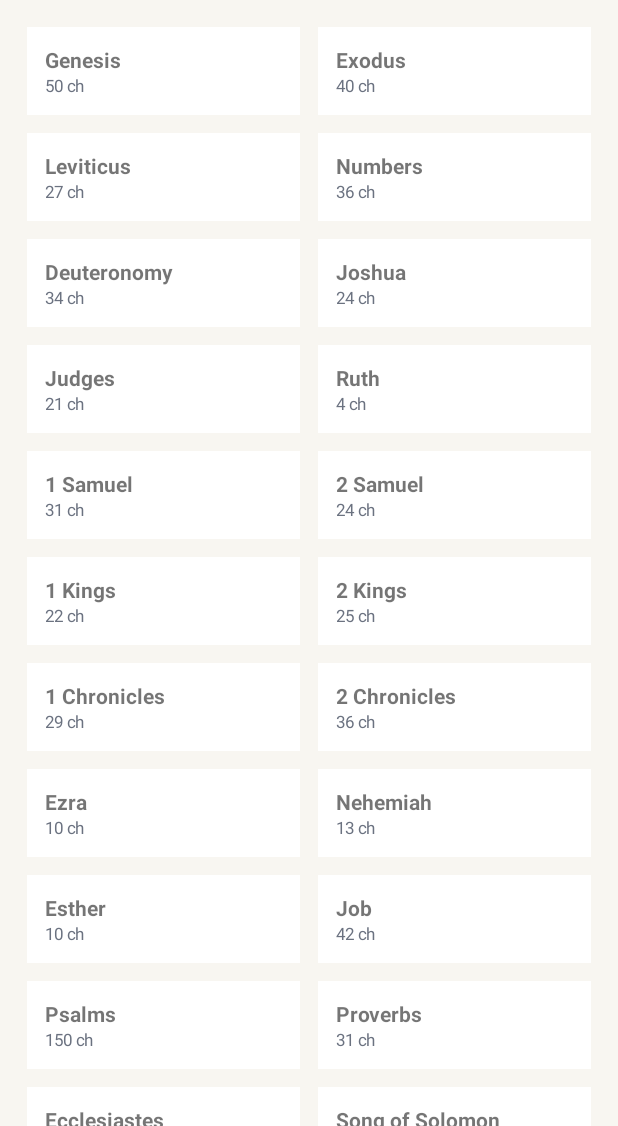
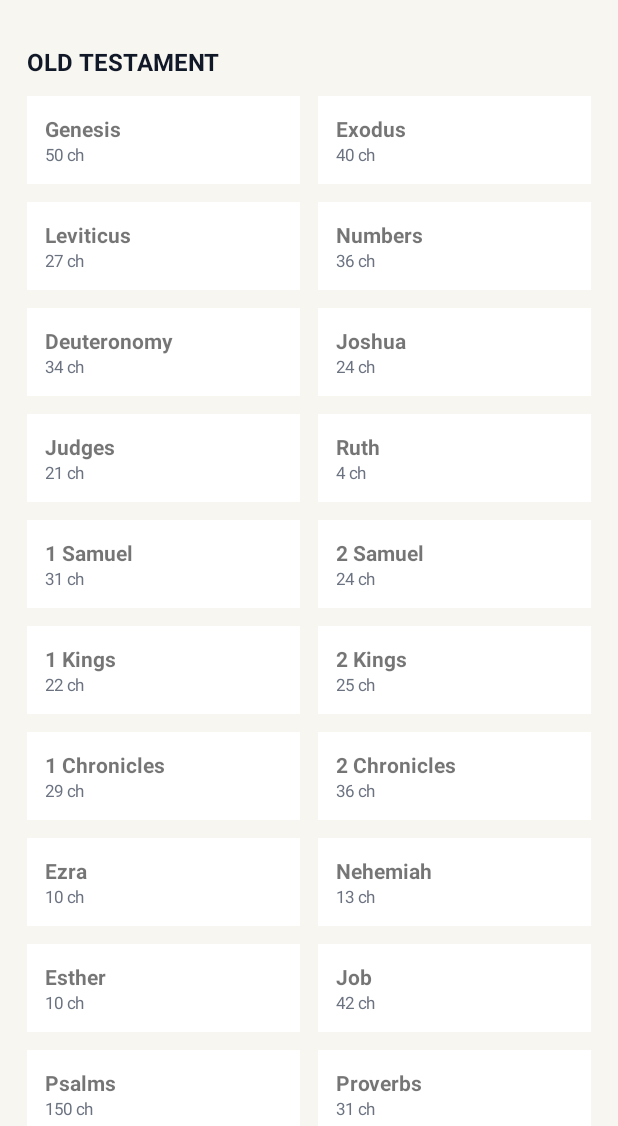
Before and after one commit to comfort-geek/New-Bible-Growth, an Android app: the screen it shows after launch (MainActivity), on a phone screen of 412 x 824 dp, the part 110-1236 px from its top. Run offline under Robolectric (Android 15) with nearby library versions, the light colour scheme and no system bars.

Commit message:
Update MainActivity.kt

```diff
--- a/app/src/main/java/com/bible/commentary/MainActivity.kt
+++ b/app/src/main/java/com/bible/commentary/MainActivity.kt
@@ -6,15 +6,16 @@ import android.util.TypedValue
 import android.view.GestureDetector
 import android.view.Gravity
 import android.view.MotionEvent
-import android.view.View
 import android.widget.*
 import androidx.appcompat.app.AppCompatActivity
-import androidx.core.content.ContextCompat
 import java.io.File
 import java.io.FileOutputStream
 import kotlin.math.abs
 
 class MainActivity : AppCompatActivity() {
+
+    private val otBooks = listOf("Genesis","Exodus","Leviticus","Numbers","Deuteronomy","Joshua","Judges","Ruth","1 Samuel","2 Samuel","1 Kings","2 Kings","1 Chronicles","2 Chronicles","Ezra","Nehemiah","Esther","Job","Psalms","Proverbs","Ecclesiastes","Song of Solomon","Isaiah","Jeremiah","Lamentations","Ezekiel","Daniel","Hosea","Joel","Amos","Obadiah","Jonah","Micah","Nahum","Habakkuk","Zephaniah","Haggai","Zechariah","Malachi")
+    private val ntBooks = listOf("Matthew","Mark","Luke","John","Acts","Romans","1 Corinthians","2 Corinthians","Galatians","Ephesians","Philippians","Colossians","1 Thessalonians","2 Thessalonians","1 Timothy","2 Timothy","Titus","Philemon","Hebrews","James","1 Peter","2 Peter","1 John","2 John","3 John","Jude","Revelation")
 
     private val bookCh = mapOf(
         "Genesis" to 50, "Exodus" to 40, "Leviticus" to 27, "Numbers" to 36, "Deuteronomy" to 34,
@@ -33,94 +34,45 @@ class MainActivity : AppCompatActivity() {
         "2 Peter" to 3, "1 John" to 5, "2 John" to 1, "3 John" to 1, "Jude" to 1, "Revelation" to 22
     )
 
-    private var curBook = "Genesis"
-    private var curChapter = 1
-    private var curChCount = 50
-    private var mode = 0
-
-    private lateinit var header: TextView
-    private lateinit var root: LinearLayout
-    private lateinit var scroll: ScrollView
-    private lateinit var dbFile: File
-    private lateinit var gestureDetector: GestureDetector
+    private var curBook = "Genesis"; private var curChapter = 1; private var curChCount = 50; private var mode = 0
+    private lateinit var header: TextView; private lateinit var root: LinearLayout; private lateinit var scroll: ScrollView
+    private lateinit var dbFile: File; private lateinit var gestureDetector: GestureDetector
 
     override fun onCreate(savedInstanceState: Bundle?) {
         super.onCreate(savedInstanceState)
-
-        root = LinearLayout(this).apply {
-            orientation = LinearLayout.VERTICAL
-            setBackgroundColor(0xFFF8F6F1.toInt())
-        }
-
-        val top = LinearLayout(this).apply {
-            orientation = LinearLayout.VERTICAL
-            setBackgroundColor(0xFF111827.toInt())
-            setPadding(dp(16), dp(28), dp(16), dp(16))
-        }
-        header = TextView(this).apply {
-            text = "Bible Commentary"
-            setTextColor(0xFFFFFFFF.toInt())
-            setTextSize(TypedValue.COMPLEX_UNIT_SP, 22f)
-            gravity = Gravity.CENTER
-            setTypeface(typeface, android.graphics.Typeface.BOLD)
-        }
+        root = LinearLayout(this).apply { orientation = LinearLayout.VERTICAL; setBackgroundColor(0xFFF8F6F1.toInt()) }
+        val top = LinearLayout(this).apply { orientation = LinearLayout.VERTICAL; setBackgroundColor(0xFF111827.toInt()); setPadding(dp(16), dp(28), dp(16), dp(16)) }
+        header = TextView(this).apply { text = "Bible Commentary"; setTextColor(0xFFFFFFFF.toInt()); setTextSize(TypedValue.COMPLEX_UNIT_SP, 22f); gravity = Gravity.CENTER; setTypeface(typeface, android.graphics.Typeface.BOLD) }
         top.addView(header)
-
         scroll = ScrollView(this)
-        val content = LinearLayout(this).apply {
-            orientation = LinearLayout.VERTICAL
-            setPadding(dp(12), dp(12), dp(12), dp(12))
-        }
+        val content = LinearLayout(this).apply { orientation = LinearLayout.VERTICAL; setPadding(dp(12), dp(12), dp(12), dp(12)) }
         scroll.addView(content)
-        root.addView(top)
-        root.addView(scroll)
-        setContentView(root)
+        root.addView(top); root.addView(scroll); setContentView(root)
 
         gestureDetector = GestureDetector(this, object : GestureDetector.SimpleOnGestureListener() {
             override fun onFling(e1: MotionEvent?, e2: MotionEvent, vx: Float, vy: Float): Boolean {
-                if (e1 == null) return false
-                val dx = e2.x - e1.x
-                if (abs(dx) > 100 && abs(vx) > 100) {
-                    if (dx < 0) nextChapter() else prevChapter()
-                    return true
-                }
+                if (e1 == null) return false; val dx = e2.x - e1.x
+                if (abs(dx) > 100 && abs(vx) > 100) { if (dx < 0) nextChapter() else prevChapter(); return true }
                 return false
             }
         })
-
         scroll.setOnTouchListener { _, e -> gestureDetector.onTouchEvent(e); false }
         content.setOnTouchListener { _, e -> gestureDetector.onTouchEvent(e); false }
 
-        // FIX FOR CODE 14: Create databases folder
         dbFile = getDatabasePath("commentary.db")
         dbFile.parentFile?.mkdirs()
-
-        // Try to copy from assets if not exists
-        if (!dbFile.exists()) {
-            copyDbFromAssets()
-        }
-
-        if (!dbFile.exists()) {
-            header.text = "DB not found - add commentary.db to assets"
-            showBooks(content)
-            return
-        }
-
+        if (!dbFile.exists()) copyDbFromAssets()
+        if (!dbFile.exists()) { header.text = "DB not found"; showBooks(content); return }
         cleanDatabaseOnFirstInstall(dbFile)
         showBooks(content)
     }
 
     private fun copyDbFromAssets() {
         try {
-            // Try different asset locations
-            val possible = listOf("commentary.db", "databases/commentary.db", "databases\\commentary.db")
+            val possible = listOf("commentary.db", "databases/commentary.db")
             for (name in possible) {
                 try {
-                    assets.open(name).use { input ->
-                        FileOutputStream(dbFile).use { output ->
-                            input.copyTo(output)
-                        }
-                    }
+                    assets.open(name).use { input -> FileOutputStream(dbFile).use { output -> input.copyTo(output) } }
                     if (dbFile.exists() && dbFile.length() > 0) return
                 } catch (_: Exception) {}
             }
@@ -140,60 +92,50 @@ class MainActivity : AppCompatActivity() {
                     db.execSQL("UPDATE $table SET commentary = REPLACE(REPLACE(REPLACE(commentary,'&#8217;',''''),'&#8220;','\"'),'&#8221;','\"')")
                 } catch (_: Exception) {}
             }
-            cur.close()
-            db.close()
+            cur.close(); db.close()
             prefs.edit().putBoolean("db_cleaned_v4", true).apply()
         } catch (_: Exception) {}
     }
 
+    private fun sectionTitle(text: String): TextView {
+        return TextView(this).apply {
+            this.text = text; setTextSize(TypedValue.COMPLEX_UNIT_SP, 16f); setTypeface(typeface, android.graphics.Typeface.BOLD)
+            setTextColor(0xFF111827.toInt()); setPadding(dp(6), dp(18), dp(6), dp(6))
+        }
+    }
+
+    private fun makeGrid(books: List<String>): GridLayout {
+        val grid = GridLayout(this).apply { columnCount = 2 }
+        books.forEach { book ->
+            val card = LinearLayout(this).apply {
+                orientation = LinearLayout.VERTICAL; setBackgroundColor(0xFFFFFFFF.toInt()); setPadding(dp(12), dp(12), dp(12), dp(12))
+                val lp = GridLayout.LayoutParams().apply { width = 0; height = GridLayout.LayoutParams.WRAP_CONTENT; columnSpec = GridLayout.spec(GridLayout.UNDEFINED, 1f); setMargins(dp(6), dp(6), dp(6), dp(6)) }
+                layoutParams = lp; isClickable = true; setOnClickListener { curBook = book; curChCount = bookCh[book] ?: 50; showChapters() }
+            }
+            card.addView(TextView(this).apply { text = book; setTypeface(typeface, android.graphics.Typeface.BOLD); setTextSize(TypedValue.COMPLEX_UNIT_SP, 14f) })
+            card.addView(TextView(this).apply { text = "${bookCh[book]} ch"; setTextColor(0xFF6B7280.toInt()); setTextSize(TypedValue.COMPLEX_UNIT_SP, 11f) })
+            grid.addView(card)
+        }
+        return grid
+    }
+
     private fun showBooks(container: LinearLayout? = null) {
-        mode = 0
-        val c = container ?: (scroll.getChildAt(0) as LinearLayout)
-        c.removeAllViews()
-        header.text = "Bible Commentary"
-        val grid = GridLayout(this).apply { columnCount = 2 }
-        bookCh.keys.forEach { book ->
-            val card = LinearLayout(this).apply {
-                orientation = LinearLayout.VERTICAL
-                setBackgroundColor(0xFFFFFFFF.toInt())
-                setPadding(dp(12), dp(12), dp(12), dp(12))
-                val lp = GridLayout.LayoutParams().apply {
-                    width = 0; height = GridLayout.LayoutParams.WRAP_CONTENT
-                    columnSpec = GridLayout.spec(GridLayout.UNDEFINED, 1f)
-                    setMargins(dp(6), dp(6), dp(6), dp(6))
-                }
-                layoutParams = lp
-                isClickable = true
-                setOnClickListener {
-                    curBook = book; curChCount = bookCh[book] ?: 50; showChapters()
-                }
-            }
-            val tv = TextView(this).apply { text = book; setTypeface(typeface, android.graphics.Typeface.BOLD); setTextSize(TypedValue.COMPLEX_UNIT_SP, 14f) }
-            val sub = TextView(this).apply { text = "${bookCh[book]} ch"; setTextColor(0xFF6B7280.toInt()); setTextSize(TypedValue.COMPLEX_UNIT_SP, 11f) }
-            card.addView(tv); card.addView(sub); grid.addView(card)
-        }
-        c.addView(grid)
+        mode = 0; val c = container ?: (scroll.getChildAt(0) as LinearLayout); c.removeAllViews(); header.text = "Bible Commentary"
+        c.addView(sectionTitle("OLD TESTAMENT"))
+        c.addView(makeGrid(otBooks))
+        c.addView(sectionTitle("NEW TESTAMENT"))
+        c.addView(makeGrid(ntBooks))
     }
 
     private fun showChapters() {
-        mode = 1
-        val c = scroll.getChildAt(0) as LinearLayout
-        c.removeAllViews()
-        header.text = curBook
+        mode = 1; val c = scroll.getChildAt(0) as LinearLayout; c.removeAllViews(); header.text = curBook
         val grid = GridLayout(this).apply { columnCount = 4 }
         for (i in 1..curChCount) {
             val card = TextView(this).apply {
-                text = i.toString(); gravity = Gravity.CENTER
-                setBackgroundColor(0xFFFFFFFF.toInt()); setPadding(dp(12), dp(16), dp(12), dp(16))
+                text = i.toString(); gravity = Gravity.CENTER; setBackgroundColor(0xFFFFFFFF.toInt()); setPadding(dp(12), dp(16), dp(12), dp(16))
                 setTypeface(typeface, android.graphics.Typeface.BOLD)
-                val lp = GridLayout.LayoutParams().apply {
-                    width = 0; height = GridLayout.LayoutParams.WRAP_CONTENT
-                    columnSpec = GridLayout.spec(GridLayout.UNDEFINED, 1f)
-                    setMargins(dp(6), dp(6), dp(6), dp(6))
-                }
-                layoutParams = lp
-                isClickable = true
-                setOnClickListener { curChapter = i; showReading() }
+                val lp = GridLayout.LayoutParams().apply { width = 0; height = GridLayout.LayoutParams.WRAP_CONTENT; columnSpec = GridLayout.spec(GridLayout.UNDEFINED, 1f); setMargins(dp(6), dp(6), dp(6), dp(6)) }
+                layoutParams = lp; isClickable = true; setOnClickListener { curChapter = i; showReading() }
             }
             grid.addView(card)
         }
@@ -201,21 +143,11 @@ class MainActivity : AppCompatActivity() {
     }
 
     private fun showReading() {
-        mode = 2
-        val c = scroll.getChildAt(0) as LinearLayout
-        c.removeAllViews()
-        // NO SWIPE TEXT - FIXED AS YOU ASKED
+        mode = 2; val c = scroll.getChildAt(0) as LinearLayout; c.removeAllViews()
         header.text = "$curBook $curChapter"
-
-        val title = TextView(this).apply {
-            text = "$curBook $curChapter"; setTextSize(TypedValue.COMPLEX_UNIT_SP, 20f)
-            setTypeface(typeface, android.graphics.Typeface.BOLD); setPadding(0, dp(8), 0, dp(12))
-        }
-        val body = TextView(this).apply {
-            setTextSize(TypedValue.COMPLEX_UNIT_SP, 16f); setLineSpacing(dp(4).toFloat(), 1.2f)
-        }
+        val title = TextView(this).apply { text = "$curBook $curChapter"; setTextSize(TypedValue.COMPLEX_UNIT_SP, 20f); setTypeface(typeface, android.graphics.Typeface.BOLD); setPadding(0, dp(8), 0, dp(12)) }
+        val body = TextView(this).apply { setTextSize(TypedValue.COMPLEX_UNIT_SP, 16f); setLineSpacing(dp(4).toFloat(), 1.2f) }
         c.addView(title); c.addView(body)
-
         try {
             val db = SQLiteDatabase.openDatabase(dbFile.path, null, SQLiteDatabase.OPEN_READONLY)
             var txt = "Commentary not found for $curBook $curChapter"
@@ -229,27 +161,11 @@ class MainActivity : AppCompatActivity() {
             }
             db.close()
             body.text = txt.replace(Regex("<[^>]*>"), "")
-        } catch (e: Exception) {
-            body.text = "Error: ${e.message}"
-        }
+        } catch (e: Exception) { body.text = "Error: ${e.message}" }
     }
 
-    private fun nextChapter() {
-        if (mode != 2) return
-        if (curChapter < curChCount) { curChapter++; showReading() }
-    }
-    private fun prevChapter() {
-        if (mode != 2) return
-        if (curChapter > 1) { curChapter--; showReading() }
-    }
-
-    override fun onBackPressed() {
-        when (mode) {
-            2 -> showChapters()
-            1 -> showBooks()
-            else -> super.onBackPressed()
-        }
-    }
-
+    private fun nextChapter() { if (mode != 2) return; if (curChapter < curChCount) { curChapter++; showReading() } }
+    private fun prevChapter() { if (mode != 2) return; if (curChapter > 1) { curChapter--; showReading() } }
+    override fun onBackPressed() { when (mode) { 2 -> showChapters(); 1 -> showBooks(); else -> super.onBackPressed() } }
     private fun dp(v: Int): Int = TypedValue.applyDimension(TypedValue.COMPLEX_UNIT_DIP, v.toFloat(), resources.displayMetrics).toInt()
 }
```
